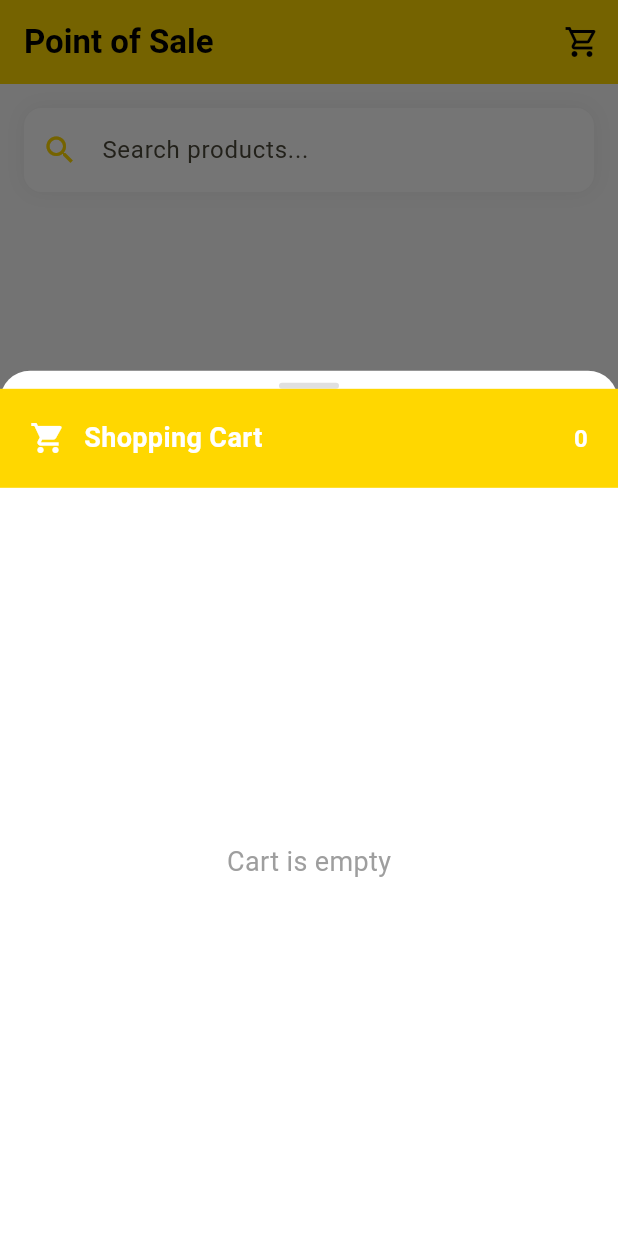
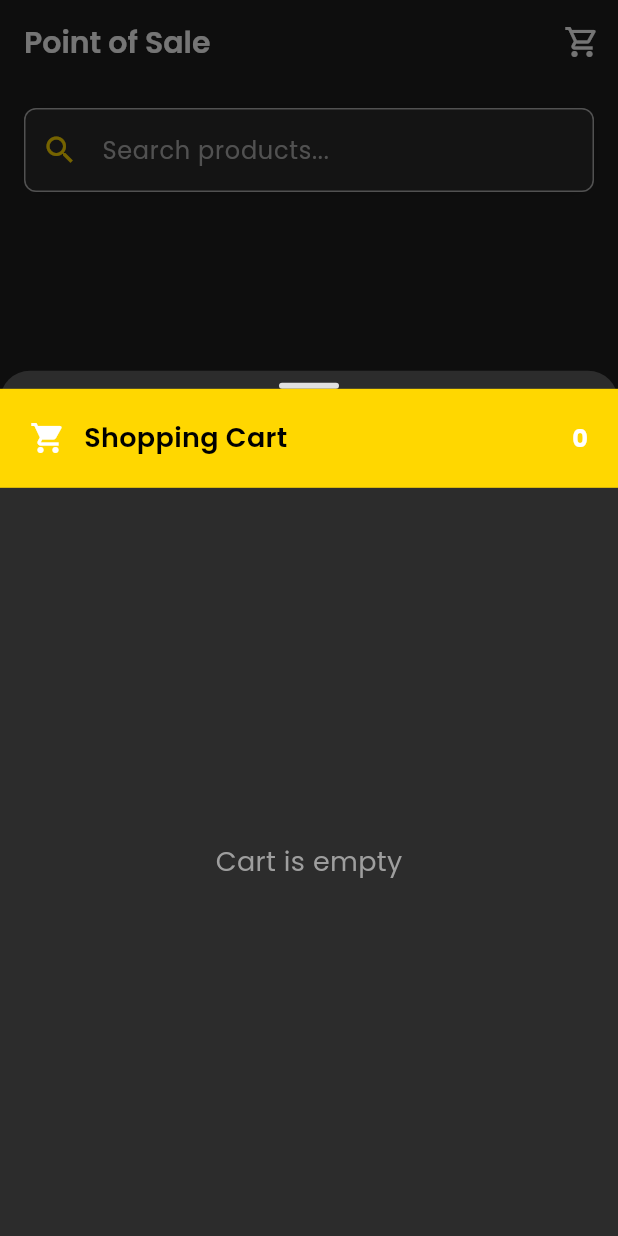
Before and after one commit to deepakdas-d/fine_foods, a Flutter app: the screen it shows after launch, item 3 of the bottom bar chosen, after a tap on the "shopping cart" icon, on a phone screen of 412 x 824 dp. Run offline on Flutter 3.47's test engine with Material 3 defaults, Android fonts, the phone set to English and light mode, and no system bars; our stand-ins replace animated_notch_bottom_bar, cloud_firestore, device_info_plus, firebase_core, get, get_storage and 4 more; missing offline and left inert: bluetooth_print_plus, file_saver, flutter_pdfview; accounts and stored records are empty.

Commit message:
feat: implement AppColor class for consistent theming and update UI components to use new color scheme

```diff
--- a/lib/SALES/billing/view/billing.dart
+++ b/lib/SALES/billing/view/billing.dart
@@ -11,6 +11,7 @@ import 'package:pdf/widgets.dart' as pw;
 import 'package:flutter_pdfview/flutter_pdfview.dart';
 import 'package:path_provider/path_provider.dart';
 import 'dart:io';
+import 'package:fine_foods/appcolor.dart';
 
 class BillingScreen extends StatelessWidget {
   final controller = Get.put(BillingController());
@@ -22,8 +23,9 @@ class BillingScreen extends StatelessWidget {
   Widget build(BuildContext context) {
     final isLargeScreen = MediaQuery.of(context).size.width > 800;
 
+
     return Scaffold(
-      backgroundColor: Colors.grey[50],
+      backgroundColor: AppColor.background,
       appBar: _buildAppBar(),
       body: Obx(
         () => controller.isLoading.value
@@ -41,19 +43,19 @@ class BillingScreen extends StatelessWidget {
 
   AppBar _buildAppBar() => AppBar(
     elevation: 0,
-    backgroundColor: const Color(0xFFFFD700),
+    backgroundColor: AppColor.background,
     title: const Text(
       "Point of Sale",
-      style: TextStyle(fontWeight: FontWeight.w600),
+      style: TextStyle(fontWeight: FontWeight.w600, color: AppColor.textPrimary),
     ),
-    foregroundColor: Colors.black,
+    foregroundColor: AppColor.textPrimary,
     actions: [
       Obx(
         () => Stack(
           children: [
             IconButton(
               onPressed: () => _showCartSheet(Get.context!),
-              icon: const Icon(Icons.shopping_cart_outlined),
+              icon: const Icon(Icons.shopping_cart_outlined, color: AppColor.textPrimary),
             ),
             if (controller.selectedProducts.isNotEmpty)
               Positioned(
@@ -110,7 +112,7 @@ class BillingScreen extends StatelessWidget {
   Widget _buildSearchBar() => Container(
     margin: const EdgeInsets.all(16),
     decoration: BoxDecoration(
-      color: Colors.white,
+      color: AppColor.surface,
       borderRadius: BorderRadius.circular(12),
       boxShadow: [
         BoxShadow(color: Colors.black.withOpacity(0.05), blurRadius: 10),
@@ -136,12 +138,12 @@ class BillingScreen extends StatelessWidget {
 
     return Container(
       decoration: BoxDecoration(
-        color: Colors.white,
+        color: AppColor.surface,
         borderRadius: BorderRadius.circular(16),
         border: Border.all(
           color: isSelected
-              ? const Color(0xFFFFD700)
-              : Colors.grey.withOpacity(0.2),
+              ? AppColor.primary
+              : AppColor.textSecondary.withOpacity(0.2),
         ),
       ),
       child: InkWell(
@@ -173,7 +175,7 @@ class BillingScreen extends StatelessWidget {
                 style: TextStyle(
                   fontWeight: FontWeight.w600,
                   fontSize: 16,
-                  color: isOutOfStock ? Colors.grey : Colors.black87,
+                  color: isOutOfStock ? AppColor.textSecondary : AppColor.textPrimary,
                 ),
                 maxLines: 2,
               ),
@@ -277,7 +279,7 @@ class BillingScreen extends StatelessWidget {
   Widget _buildCartSidebar() => Container(
     width: 350,
     decoration: BoxDecoration(
-      color: Colors.white,
+      color: AppColor.surface,
       boxShadow: [
         BoxShadow(color: Colors.black.withOpacity(0.1), blurRadius: 10),
       ],
@@ -297,7 +299,7 @@ class BillingScreen extends StatelessWidget {
             const Text(
               'Shopping Cart',
               style: TextStyle(
-                color: Colors.white,
+                color: AppColor.textOnPrimary,
                 fontSize: 18,
                 fontWeight: FontWeight.w600,
               ),
@@ -358,9 +360,9 @@ class BillingScreen extends StatelessWidget {
       margin: const EdgeInsets.only(bottom: 12),
       padding: const EdgeInsets.all(12),
       decoration: BoxDecoration(
-        color: Colors.white,
+        color: AppColor.surface,
         borderRadius: BorderRadius.circular(12),
-        border: Border.all(color: Colors.grey.withOpacity(0.2)),
+        border: Border.all(color: AppColor.textSecondary.withOpacity(0.2)),
       ),
       child: Row(
         children: [
@@ -445,8 +447,8 @@ class BillingScreen extends StatelessWidget {
   Widget _buildCheckoutSection() => Container(
     padding: const EdgeInsets.all(16),
     decoration: BoxDecoration(
-      color: Colors.grey[50],
-      border: Border(top: BorderSide(color: Colors.grey.withOpacity(0.2))),
+      color: AppColor.background,
+      border: Border(top: BorderSide(color: AppColor.textSecondary.withOpacity(0.2))),
     ),
     child: Column(
       children: [
@@ -581,7 +583,7 @@ class BillingScreen extends StatelessWidget {
       minChildSize: 0.5,
       builder: (context, scrollController) => Container(
         decoration: const BoxDecoration(
-          color: Colors.white,
+          color: AppColor.surface,
           borderRadius: BorderRadius.vertical(top: Radius.circular(20)),
         ),
         child: Column(
--- /dev/null
+++ b/lib/appcolor.dart
@@ -0,0 +1,15 @@
+import 'package:flutter/material.dart';
+
+class AppColor {
+  static const Color primary = Color(0xFFFFC107); // Yellow
+  static const Color background = Color(0xFF1E1E1E); // Dark Grey
+  static const Color surface = Color(0xFF2C2C2C); // Lighter Dark Grey
+  static const Color textPrimary = Color(0xFFFFFFFF); // White
+  static const Color textSecondary = Color(0xFFB0B0B0); // Grey
+  static const Color textOnPrimary = Color(0xFF000000); // Black
+
+  // Functional Colors
+  static const Color error = Color(0xFFCF6679); // Red
+  static const Color success = Color(0xFF4CAF50); // Green
+  static const Color warning = Color(0xFFFF9800); // Orange
+}
--- a/lib/bottom_navigation.dart
+++ b/lib/bottom_navigation.dart
@@ -1,4 +1,5 @@
 import 'package:animated_notch_bottom_bar/animated_notch_bottom_bar/animated_notch_bottom_bar.dart';
+import 'package:fine_foods/appcolor.dart';
 import 'package:fine_foods/bottom_navigation_controller.dart';
 import 'package:fine_foods/login.dart';
 import 'package:flutter/material.dart';
@@ -17,18 +18,18 @@ class BottomNavPage extends StatelessWidget {
 
   final List<BottomBarItem> bottomBarItems = const [
     BottomBarItem(
-      inActiveItem: Icon(Icons.dashboard, color: Colors.grey),
-      activeItem: Icon(Icons.dashboard, color: Colors.white),
+      inActiveItem: Icon(Icons.dashboard, color: AppColor.textSecondary),
+      activeItem: Icon(Icons.dashboard, color: AppColor.textOnPrimary),
       itemLabel: 'Admin',
     ),
     BottomBarItem(
-      inActiveItem: Icon(Icons.home, color: Colors.grey),
-      activeItem: Icon(Icons.home, color: Colors.white),
+      inActiveItem: Icon(Icons.home, color: AppColor.textSecondary),
+      activeItem: Icon(Icons.home, color: AppColor.textOnPrimary),
       itemLabel: 'Home',
     ),
     BottomBarItem(
-      inActiveItem: Icon(Icons.point_of_sale, color: Colors.grey),
-      activeItem: Icon(Icons.point_of_sale, color: Colors.white),
+      inActiveItem: Icon(Icons.point_of_sale, color: AppColor.textSecondary),
+      activeItem: Icon(Icons.point_of_sale, color: AppColor.textOnPrimary),
       itemLabel: 'Sales',
     ),
   ];
@@ -68,7 +69,7 @@ class BottomNavPage extends StatelessWidget {
             children: _pages,
           ),
           bottomNavigationBar: Container(
-            color: Colors.amber,
+            color: AppColor.primary,
             child: Row(
               mainAxisAlignment: MainAxisAlignment.spaceEvenly,
               children: List.generate(bottomBarItems.length, (index) {
@@ -85,7 +86,7 @@ class BottomNavPage extends StatelessWidget {
                     width: itemWidth,
                     padding: const EdgeInsets.symmetric(vertical: 12),
                     decoration: BoxDecoration(
-                      color: isActive ? Colors.black : Colors.amber,
+                      color: isActive ? AppColor.textOnPrimary : AppColor.primary,
                       borderRadius: BorderRadius.circular(16),
                     ),
                     child: Column(
@@ -96,7 +97,7 @@ class BottomNavPage extends StatelessWidget {
                         Text(
                           item.itemLabel ?? '',
                           style: TextStyle(
-                            color: isActive ? Colors.white : Colors.black,
+                            color: isActive ? AppColor.primary : AppColor.textOnPrimary,
                             fontSize: 14,
                           ),
                         ),
--- a/lib/home/home.dart
+++ b/lib/home/home.dart
@@ -11,6 +11,7 @@ import 'package:intl/intl.dart';
 import 'package:path_provider/path_provider.dart';
 import 'package:pdf/widgets.dart' as pw;
 import 'package:flutter/foundation.dart' show kIsWeb;
+import 'package:fine_foods/appcolor.dart';
 
 class Home extends StatelessWidget {
   Home({super.key});
@@ -26,12 +27,12 @@ class Home extends StatelessWidget {
   Widget build(BuildContext context) {
     return Scaffold(
       appBar: AppBar(
-        backgroundColor: const Color(0xFFFFD700),
+        backgroundColor: AppColor.background,
         title: const Text(
           "Quick Bill",
-          style: TextStyle(fontWeight: FontWeight.w600),
+          style: TextStyle(fontWeight: FontWeight.w600, color: AppColor.textPrimary),
         ),
-        foregroundColor: Colors.black,
+        foregroundColor: AppColor.textPrimary,
         actions: [
           if (!kIsWeb) // Hides everything on Web
             Obx(() {
@@ -43,7 +44,7 @@ class Home extends StatelessWidget {
                       padding: const EdgeInsets.only(right: 8.0),
                       child: Text(
                         printerController.printerName.value,
-                        style: const TextStyle(color: Colors.black),
+                        style: const TextStyle(color: AppColor.textPrimary),
                       ),
                     ),
 
@@ -53,7 +54,7 @@ class Home extends StatelessWidget {
                           ? Icons.bluetooth_connected
                           : Icons.bluetooth,
                       color: printerController.isConnected.value
-                          ? Colors.green
+                          ? AppColor.success
                           : null,
                     ),
                     tooltip: printerController.isConnected.value
@@ -139,8 +140,8 @@ class Home extends StatelessWidget {
   Widget _buildCheckoutSection(BuildContext context) => Container(
     padding: const EdgeInsets.all(16),
     decoration: BoxDecoration(
-      color: Colors.grey[50],
-      border: Border(top: BorderSide(color: Colors.grey.withOpacity(0.2))),
+      color: AppColor.background,
+      border: Border(top: BorderSide(color: AppColor.textSecondary.withOpacity(0.2))),
     ),
     child: Column(
       children: [
@@ -246,7 +247,7 @@ class Home extends StatelessWidget {
                         style: TextStyle(
                           fontSize: 16,
                           fontWeight: FontWeight.bold,
-                          color: Colors.green,
+                          color: AppColor.success,
                         ),
                       ),
                     )
@@ -395,8 +396,8 @@ class Home extends StatelessWidget {
                         style: TextStyle(
                           fontWeight: FontWeight.bold,
                           color: (cash + online) == total
-                              ? Colors.green
-                              : Colors.red,
+                              ? AppColor.success
+                              : AppColor.error,
                         ),
                       );
                     }),
@@ -412,7 +413,7 @@ class Home extends StatelessWidget {
         Container(
           padding: const EdgeInsets.all(16),
           decoration: BoxDecoration(
-            color: const Color(0xFFFFD700).withOpacity(0.1),
+            color: AppColor.surface,
             borderRadius: BorderRadius.circular(12),
           ),
           child: Row(
@@ -428,7 +429,7 @@ class Home extends StatelessWidget {
                   style: const TextStyle(
                     fontSize: 20,
                     fontWeight: FontWeight.bold,
-                    color: Color(0xFFFFD700),
+                    color: AppColor.primary,
                   ),
                 ),
               ),
--- a/lib/login.dart
+++ b/lib/login.dart
@@ -1,4 +1,5 @@
 import 'package:fine_foods/ADMIN/Auth/login_controller.dart';
+import 'package:fine_foods/appcolor.dart';
 import 'package:flutter/material.dart';
 import 'package:get/get.dart';
 
@@ -18,10 +19,9 @@ class LoginPage extends StatelessWidget {
               children: [
                 Text(
                   "Login",
-                  style: TextStyle(
-                    fontSize: 32,
+                  style: Theme.of(context).textTheme.headlineMedium?.copyWith(
                     fontWeight: FontWeight.bold,
-                    color: Colors.blue,
+                    color: AppColor.primary,
                   ),
                 ),
                 SizedBox(height: 40),
@@ -29,9 +29,10 @@ class LoginPage extends StatelessWidget {
                   controller: controller.emailController,
                   decoration: InputDecoration(
                     labelText: "Email",
-                    border: OutlineInputBorder(),
                     prefixIcon: Icon(Icons.email),
                   ),
+                  style: TextStyle(color: AppColor.textPrimary),
+                  cursorColor: AppColor.primary,
                   keyboardType: TextInputType.emailAddress,
                 ),
                 SizedBox(height: 20),
@@ -41,9 +42,10 @@ class LoginPage extends StatelessWidget {
                   obscureText: true,
                   decoration: InputDecoration(
                     labelText: "Password",
-                    border: OutlineInputBorder(),
                     prefixIcon: Icon(Icons.lock),
                   ),
+                  style: TextStyle(color: AppColor.textPrimary),
+                  cursorColor: AppColor.primary,
                 ),
 
                 SizedBox(height: 30),
--- a/lib/main.dart
+++ b/lib/main.dart
@@ -1,3 +1,5 @@
+import 'package:fine_foods/appcolor.dart';
+import 'package:google_fonts/google_fonts.dart';
 import 'package:fine_foods/bottom_navigation.dart';
 import 'package:fine_foods/firebase_options.dart';
 import 'package:fine_foods/home/printer_controller.dart';
@@ -29,7 +31,68 @@ class MyApp extends StatelessWidget {
       debugShowCheckedModeBanner: false,
       title: 'FINE FOODS',
       theme: ThemeData(
-        colorScheme: ColorScheme.fromSeed(seedColor: Color(0xFFFFD700)),
+        scaffoldBackgroundColor: AppColor.background,
+        primaryColor: AppColor.primary,
+        fontFamily: GoogleFonts.poppins().fontFamily,
+        textTheme: GoogleFonts.poppinsTextTheme(Theme.of(context).textTheme).apply(
+          bodyColor: AppColor.textPrimary,
+          displayColor: AppColor.textPrimary,
+        ),
+        colorScheme: ColorScheme.fromSeed(
+          seedColor: AppColor.primary,
+          brightness: Brightness.dark,
+          surface: AppColor.surface,
+          primary: AppColor.primary,
+          onPrimary: AppColor.textOnPrimary,
+          background: AppColor.background,
+          error: AppColor.error,
+        ),
+        appBarTheme: AppBarTheme(
+          backgroundColor: AppColor.background,
+          elevation: 0,
+          titleTextStyle: GoogleFonts.poppins(
+            color: AppColor.textPrimary,
+            fontSize: 20,
+            fontWeight: FontWeight.w600,
+          ),
+          iconTheme: IconThemeData(color: AppColor.textPrimary),
+        ),
+        cardTheme: CardThemeData(
+          color: AppColor.surface,
+          elevation: 2,
+          shape: RoundedRectangleBorder(borderRadius: BorderRadius.circular(12)),
+        ),
+        inputDecorationTheme: InputDecorationTheme(
+          filled: true,
+          fillColor: AppColor.surface,
+          labelStyle: TextStyle(color: AppColor.textSecondary),
+          hintStyle: TextStyle(color: AppColor.textSecondary),
+          border: OutlineInputBorder(
+            borderRadius: BorderRadius.circular(8),
+            borderSide: BorderSide(color: AppColor.textSecondary),
+          ),
+          enabledBorder: OutlineInputBorder(
+            borderRadius: BorderRadius.circular(8),
+            borderSide: BorderSide(color: AppColor.textSecondary),
+          ),
+          focusedBorder: OutlineInputBorder(
+            borderRadius: BorderRadius.circular(8),
+            borderSide: BorderSide(color: AppColor.primary),
+          ),
+        ),
+        elevatedButtonTheme: ElevatedButtonThemeData(
+          style: ElevatedButton.styleFrom(
+            backgroundColor: AppColor.primary,
+            foregroundColor: AppColor.textOnPrimary,
+            shape: RoundedRectangleBorder(borderRadius: BorderRadius.circular(8)),
+            padding: const EdgeInsets.symmetric(vertical: 16, horizontal: 24),
+            textStyle: GoogleFonts.poppins(
+              fontSize: 16,
+              fontWeight: FontWeight.w600,
+            ),
+          ),
+        ),
+        iconTheme: IconThemeData(color: AppColor.textPrimary),
       ),
       home: BottomNavPage(),
     );
```
Also changed, not shown: lib/ADMIN/Bills/billing_list_controller.dart (+212 -51 lines), lib/ADMIN/dashboard/dashboard.dart (+10 -0 lines), lib/bluetooth_list.dart (+17 -16 lines).
